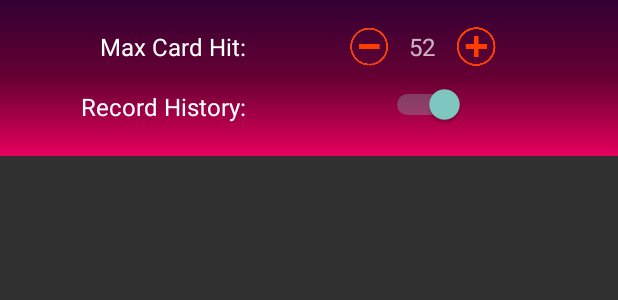
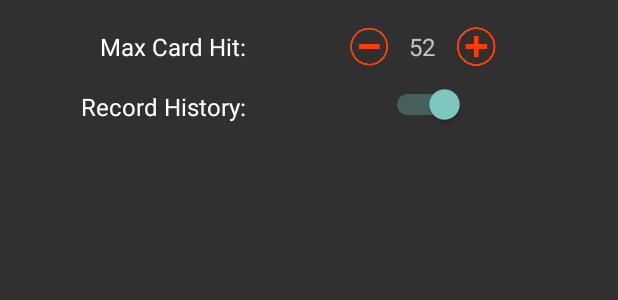
Before and after one commit to iz-hafiz-ismail/BlackJack-MP-Native_Android-Java, an Android app: the layout setting_view.xml on its own in the app's theme, with its tools: preview values and no code run, on a phone screen of 412 x 824 dp. Shown: the top 300 px of the screen. Run offline under Robolectric (Android 15) with nearby library versions, the phone set to English and light mode, and no system bars; Roboto replaces fonts that are not available here.

Commit message:
modify color and optimize delete button

```diff
--- a/app/src/main/res/layout/setting_view.xml
+++ b/app/src/main/res/layout/setting_view.xml
@@ -5,7 +5,6 @@
     android:layout_width="match_parent"
     android:layout_height="wrap_content"
     android:padding="16dp"
-    android:background="@drawable/gradient"
     android:orientation="vertical">
 
     <LinearLayout
```
Also changed, not shown: app/src/main/java/com/example/blackjackgame/view/HistoryView.java (+23 -9 lines).
